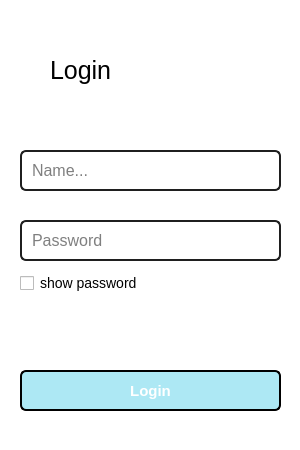
This is login.ui in kazurem/BakeryPOS as Qt 5 draws it before an edit. The edited form follows.
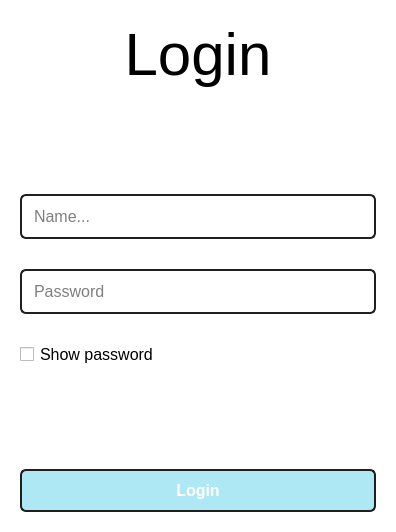
This is the edited form.

Commit message: Making Login Form

Patch:
```diff
--- a/login.ui
+++ b/login.ui
@@ -9,8 +9,8 @@
    <rect>
     <x>0</x>
     <y>0</y>
-    <width>300</width>
-    <height>450</height>
+    <width>396</width>
+    <height>532</height>
    </rect>
   </property>
   <property name="minimumSize">
@@ -21,8 +21,8 @@
   </property>
   <property name="maximumSize">
    <size>
-    <width>300</width>
-    <height>450</height>
+    <width>10000</width>
+    <height>10000</height>
    </size>
   </property>
   <property name="focusPolicy">
@@ -40,42 +40,31 @@
 }
 
 QLabel#labelTitle {
-    font-family: &quot;Segoe UI&quot;;
-    font-size: 25px;
-    font-weight: normal;
+    font-size: 60px;
     color: black;
-    qproperty-alignment: AlignHCenter;
 }
+
 QCheckBox {
     color: black;
     spacing: 6px;
-    font-size: 14px;
-    font-family: &quot;Segoe UI&quot;;
+    font-size: 16px;
 }
 
-
-
 QLineEdit {
     border: 1.82px solid #1F1F1F;
     border-radius: 6.28px;
-    padding: 8px;
+    padding: 10px;
     font-size: 16px;
     color: black;
     background-color: white;
 }
 
-QLineEdit::placeholder {
-    color: #666;
-    font-style: italic;
-}
-
 QPushButton#btnLogin {
     background-color: #ADE8F4;
-    border: 1.82px solid black;
+    border: 1.82px solid #1F1F1F;
     border-radius: 6.28px;
     padding: 10px;
-    font-size: 15px;
-    font-family: &quot;Segoe UI&quot;;
+    font-size: 16px;
     font-weight: bold;
     color: white;
 }
@@ -85,15 +74,27 @@
 }
 </string>
   </property>
+  <property name="modal">
+   <bool>false</bool>
+  </property>
+  <layout class="QVBoxLayout" name="verticalLayout" stretch="0,0,1,1,1,0,1">
+   <property name="spacing">
+    <number>30</number>
+   </property>
+   <property name="leftMargin">
+    <number>20</number>
+   </property>
+   <property name="topMargin">
+    <number>20</number>
+   </property>
+   <property name="rightMargin">
+    <number>20</number>
+   </property>
+   <property name="bottomMargin">
+    <number>20</number>
+   </property>
+   <item>
   <widget class="QLabel" name="labelTitle">
-   <property name="geometry">
-    <rect>
-     <x>50</x>
-     <y>40</y>
-     <width>181</width>
-     <height>61</height>
-    </rect>
-   </property>
    <property name="font">
     <font>
      <family>Segoe UI</family>
@@ -104,29 +105,36 @@
    <property name="text">
     <string>Login</string>
    </property>
-  </widget>
+     <property name="alignment">
+      <set>Qt::AlignmentFlag::AlignCenter</set>
+     </property>
+    </widget>
+   </item>
+   <item>
+    <spacer name="verticalSpacer_2">
+     <property name="orientation">
+      <enum>Qt::Orientation::Vertical</enum>
+     </property>
+     <property name="sizeType">
+      <enum>QSizePolicy::Policy::Expanding</enum>
+     </property>
+     <property name="sizeHint" stdset="0">
+      <size>
+       <width>20</width>
+       <height>40</height>
+      </size>
+     </property>
+    </spacer>
+   </item>
+   <item>
   <widget class="QLineEdit" name="usernameLineEdit">
-   <property name="geometry">
-    <rect>
-     <x>20</x>
-     <y>150</y>
-     <width>261</width>
-     <height>41</height>
-    </rect>
-   </property>
    <property name="placeholderText">
     <string>Name...</string>
    </property>
   </widget>
+   </item>
+   <item>
   <widget class="QLineEdit" name="passwordLineEdit">
-   <property name="geometry">
-    <rect>
-     <x>20</x>
-     <y>220</y>
-     <width>261</width>
-     <height>41</height>
-    </rect>
-   </property>
    <property name="echoMode">
     <enum>QLineEdit::EchoMode::Password</enum>
    </property>
@@ -134,38 +142,12 @@
     <string>Password</string>
    </property>
   </widget>
-  <widget class="QPushButton" name="btnLogin">
-   <property name="geometry">
-    <rect>
-     <x>20</x>
-     <y>370</y>
-     <width>261</width>
-     <height>41</height>
-    </rect>
-   </property>
-   <property name="font">
-    <font>
-     <family>Segoe UI</family>
-     <pointsize>-1</pointsize>
-     <bold>true</bold>
-    </font>
-   </property>
-   <property name="text">
-    <string>Login</string>
-   </property>
-  </widget>
+   </item>
+   <item>
   <widget class="QCheckBox" name="checkBox">
    <property name="enabled">
     <bool>true</bool>
    </property>
-   <property name="geometry">
-    <rect>
-     <x>20</x>
-     <y>270</y>
-     <width>131</width>
-     <height>26</height>
-    </rect>
-   </property>
    <property name="acceptDrops">
     <bool>false</bool>
    </property>
@@ -173,7 +155,7 @@
     <bool>false</bool>
    </property>
    <property name="text">
-    <string>show password</string>
+      <string>Show password</string>
    </property>
    <property name="checkable">
     <bool>true</bool>
@@ -188,6 +170,38 @@
     <bool>false</bool>
    </property>
   </widget>
+   </item>
+   <item>
+    <spacer name="verticalSpacer">
+     <property name="orientation">
+      <enum>Qt::Orientation::Vertical</enum>
+     </property>
+     <property name="sizeType">
+      <enum>QSizePolicy::Policy::Expanding</enum>
+     </property>
+     <property name="sizeHint" stdset="0">
+      <size>
+       <width>20</width>
+       <height>40</height>
+      </size>
+     </property>
+    </spacer>
+   </item>
+   <item>
+    <widget class="QPushButton" name="btnLogin">
+     <property name="font">
+      <font>
+       <family>Segoe UI</family>
+       <pointsize>-1</pointsize>
+       <bold>true</bold>
+      </font>
+     </property>
+     <property name="text">
+      <string>Login</string>
+     </property>
+    </widget>
+   </item>
+  </layout>
  </widget>
  <resources/>
  <connections/>
```
Left out of the diff: 4 changed lines with no effect on the pictures. Lines whose indentation alone changed are shown as unchanged. The commit also changes 2 other files.
